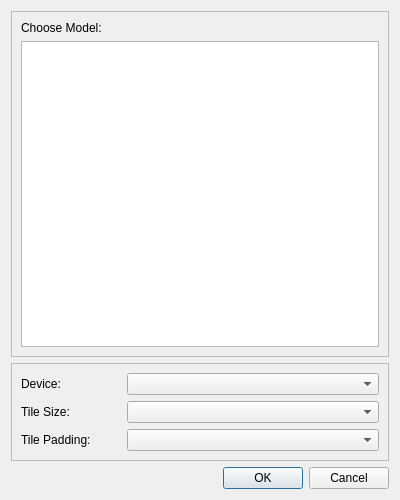
Qt form src/upscale/ui/dialog_model.ui (gkyle/enhance) before a commit.
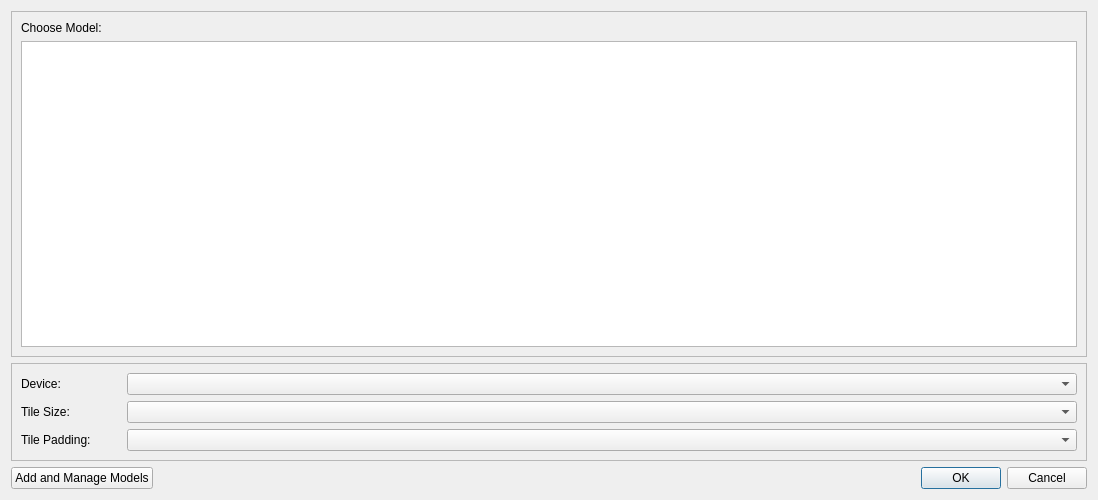
The same form after that commit. Icons and pictures are not drawn.

Commit message: introduce model manager

Patch:
```diff
--- a/src/upscale/ui/dialog_model.ui
+++ b/src/upscale/ui/dialog_model.ui
@@ -6,7 +6,7 @@
    <rect>
     <x>0</x>
     <y>0</y>
-    <width>400</width>
+    <width>1098</width>
     <height>500</height>
    </rect>
   </property>
@@ -206,13 +206,71 @@
     </widget>
    </item>
    <item>
-    <widget class="QDialogButtonBox" name="buttonBox">
-     <property name="orientation">
-      <enum>Qt::Horizontal</enum>
+    <widget class="QFrame" name="frame_6">
+     <property name="frameShape">
+      <enum>QFrame::NoFrame</enum>
      </property>
-     <property name="standardButtons">
-      <set>QDialogButtonBox::Cancel|QDialogButtonBox::Ok</set>
+     <property name="frameShadow">
+      <enum>QFrame::Raised</enum>
      </property>
+     <layout class="QHBoxLayout" name="horizontalLayout_4">
+      <property name="leftMargin">
+       <number>0</number>
+      </property>
+      <property name="topMargin">
+       <number>0</number>
+      </property>
+      <property name="rightMargin">
+       <number>0</number>
+      </property>
+      <property name="bottomMargin">
+       <number>0</number>
+      </property>
+      <item>
+       <widget class="QFrame" name="frame_7">
+        <property name="frameShape">
+         <enum>QFrame::NoFrame</enum>
+        </property>
+        <property name="frameShadow">
+         <enum>QFrame::Raised</enum>
+        </property>
+        <layout class="QHBoxLayout" name="horizontalLayout_5">
+         <property name="leftMargin">
+          <number>0</number>
+         </property>
+         <property name="topMargin">
+          <number>0</number>
+         </property>
+         <property name="rightMargin">
+          <number>0</number>
+         </property>
+         <property name="bottomMargin">
+          <number>0</number>
+         </property>
+         <item>
+          <widget class="QPushButton" name="pushButton_modelManager">
+           <property name="text">
+            <string>Add and Manage Models</string>
+           </property>
+           <property name="icon">
+            <iconset theme="list-add"/>
+           </property>
+          </widget>
+         </item>
+        </layout>
+       </widget>
+      </item>
+      <item>
+       <widget class="QDialogButtonBox" name="buttonBox">
+        <property name="orientation">
+         <enum>Qt::Horizontal</enum>
+        </property>
+        <property name="standardButtons">
+         <set>QDialogButtonBox::Cancel|QDialogButtonBox::Ok</set>
+        </property>
+       </widget>
+      </item>
+     </layout>
     </widget>
    </item>
   </layout>
```
Left out of the diff: 2 changed lines with no effect on the pictures. The commit also changes 10 other files.
